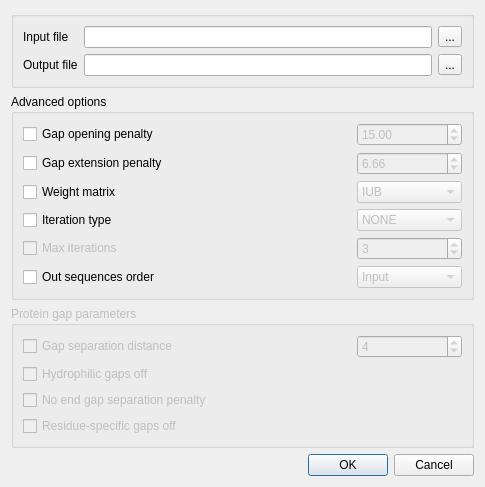
Qt form src/plugins/external_tool_support/src/ui/ClustalWSupportRunDialog.ui (violethaze74/ugene) before a commit.
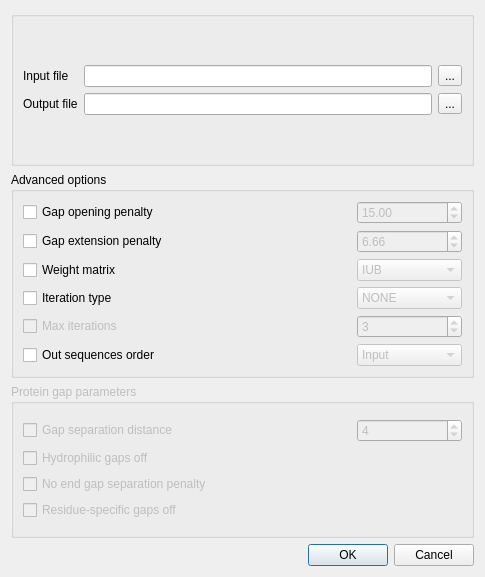
The same form after that commit.

What changed in the file:
```diff
--- a/src/plugins/external_tool_support/src/ui/ClustalWSupportRunDialog.ui
+++ b/src/plugins/external_tool_support/src/ui/ClustalWSupportRunDialog.ui
@@ -7,7 +7,7 @@
     <x>0</x>
     <y>0</y>
     <width>485</width>
-    <height>452</height>
+    <height>577</height>
    </rect>
   </property>
   <property name="minimumSize">
```
Left out of the diff: 32 changed lines with no effect on the pictures.
